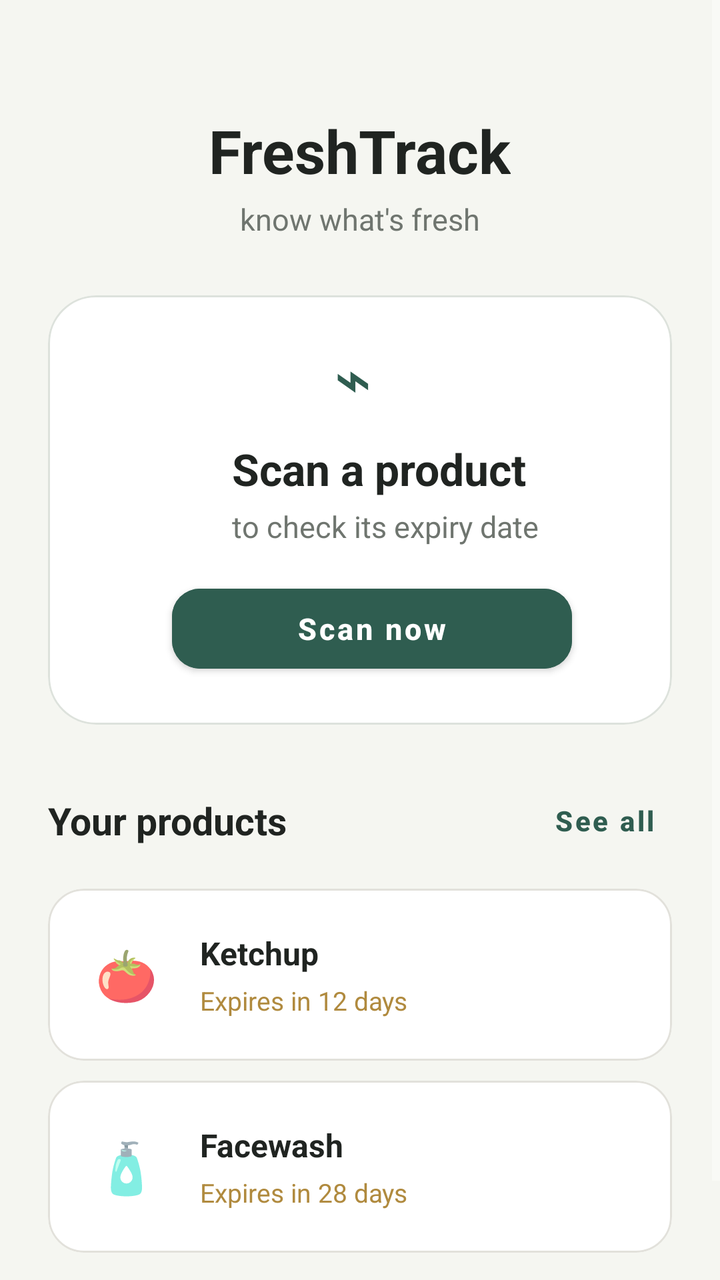
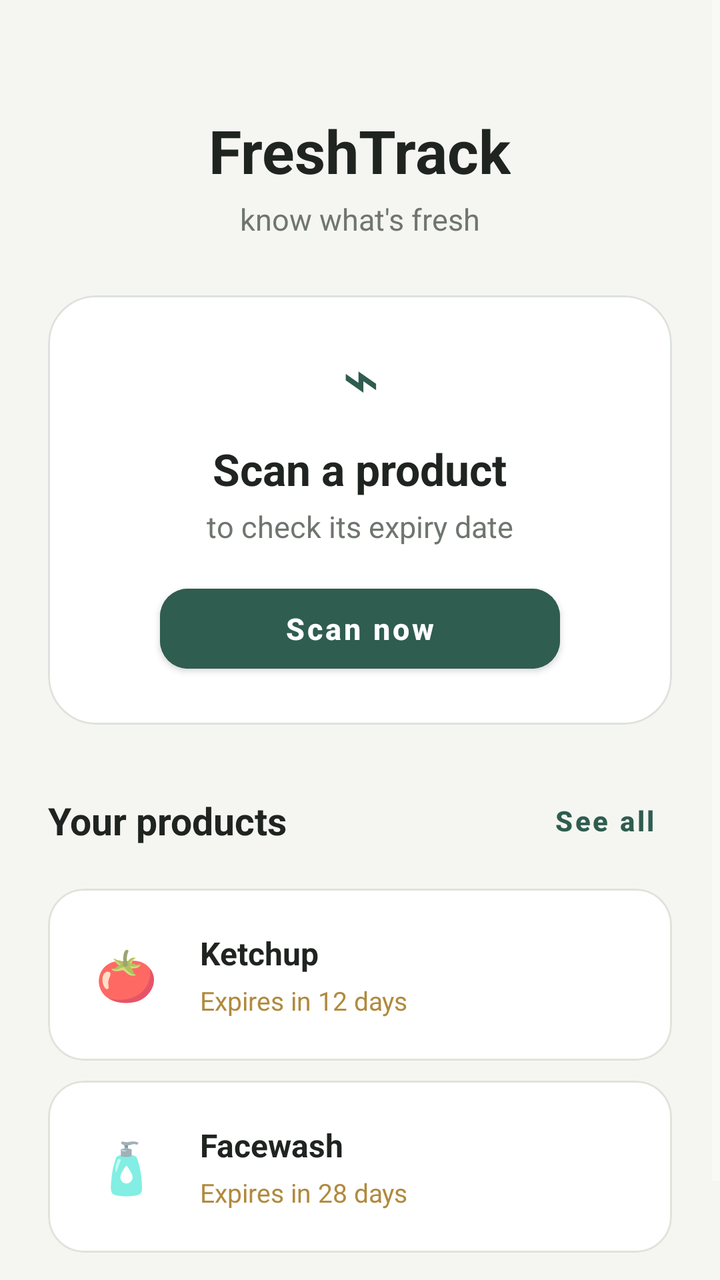

An Android layout rendered at two revisions. The XML below is the earlier revision; the diff shows what the commit changed to produce the second picture.
<!-- AndroidManifest.xml: activity theme Theme.OcrTest -->
<!-- res/layout/activity_main.xml -->
<?xml version="1.0" encoding="utf-8"?>
<ScrollView
    xmlns:android="http://schemas.android.com/apk/res/android"
    xmlns:app="http://schemas.android.com/apk/res-auto"
    android:layout_width="match_parent"
    android:layout_marginStart="10dp"
    android:layout_marginEnd="10dp"
    android:layout_height="match_parent"
    android:background="@color/background_dark"
    android:fillViewport="true">

    <LinearLayout
        android:layout_width="match_parent"
        android:layout_height="wrap_content"
        android:layout_gravity="center_horizontal"
        android:orientation="vertical"
        android:paddingStart="24dp"
        android:paddingTop="55dp"
        android:paddingEnd="24dp"
        android:paddingBottom="32dp">

        
        <TextView
            android:id="@+id/tvAppName"
            android:layout_width="wrap_content"
            android:layout_height="wrap_content"
            android:layout_gravity="center_horizontal"
            android:text="FreshTrack"
            android:textColor="@color/text_primary"
            android:textSize="30sp"
            android:textStyle="bold" />

        
        <TextView
            android:id="@+id/tvSubtitle"
            android:layout_width="wrap_content"
            android:layout_height="wrap_content"
            android:layout_gravity="center_horizontal"
            android:layout_marginTop="4dp"
            android:text="know what's fresh"
            android:textColor="@color/text_secondary"
            android:textSize="15sp" />

        
        <com.google.android.material.card.MaterialCardView
            android:id="@+id/cardScan"
            android:layout_width="match_parent"
            android:layout_height="wrap_content"
            android:layout_marginTop="28dp"
            app:cardBackgroundColor="@color/card_dark"
            app:cardCornerRadius="24dp"
            app:cardElevation="0dp"
            app:strokeColor="@color/border_light"
            app:strokeWidth="1dp">

            <LinearLayout
                android:layout_width="match_parent"
                android:layout_height="wrap_content"
                android:orientation="vertical"
                android:padding="22dp">

                
                <TextView
                    android:layout_width="40dp"
                    android:layout_height="40dp"
                    android:gravity="center"
                    android:text="⌁"
                    android:layout_marginStart="110dp"
                    android:textColor="@color/green_primary"
                    android:textSize="30sp"
                    android:textStyle="bold" />

                
                <TextView
                    android:layout_width="wrap_content"
                    android:layout_height="wrap_content"
                    android:layout_marginTop="10dp"
                    android:text="Scan a product"
                    android:layout_marginStart="70dp"
                    android:layout_marginEnd="10dp"
                    android:textColor="@color/text_primary"
                    android:textSize="22sp"
                    android:textStyle="bold" />

                
                <TextView
                    android:layout_width="wrap_content"
                    android:layout_height="wrap_content"
                    android:layout_marginTop="4dp"
                    android:layout_marginStart="70dp"
                    android:text="to check its expiry date"
                    android:textColor="@color/text_secondary"
                    android:textSize="15sp" />

                
                <com.google.android.material.button.MaterialButton
                    android:id="@+id/btnScanCamera"
                    android:layout_width="200dp"
                    android:layout_height="52dp"
                    android:layout_marginStart="40dp"
                    android:layout_marginEnd="40dp"
                    android:layout_marginTop="15dp"
                    android:text="Scan now"
                    android:textAllCaps="false"
                    android:textColor="@android:color/white"
                    android:textSize="15sp"
                    android:textStyle="bold"
                    android:backgroundTint="@color/green_primary"
                    app:cornerRadius="14dp" />

            </LinearLayout>
        </com.google.android.material.card.MaterialCardView>

        
        <LinearLayout
            android:layout_width="match_parent"
            android:layout_height="wrap_content"
            android:layout_marginTop="28dp"
            android:gravity="center_vertical"
            android:orientation="horizontal">

            <TextView
                android:id="@+id/tvProductsTitle"
                android:layout_width="0dp"
                android:layout_height="wrap_content"
                android:layout_weight="1"
                android:text="Your products"
                android:textColor="@color/text_primary"
                android:textSize="19sp"
                android:textStyle="bold" />

            
            <com.google.android.material.button.MaterialButton
                android:id="@+id/btnMyProducts"
                android:layout_width="wrap_content"
                android:layout_height="40dp"
                android:minWidth="0dp"
                android:minHeight="0dp"
                android:insetTop="0dp"
                android:insetBottom="0dp"
                android:paddingStart="8dp"
                android:paddingEnd="8dp"
                android:text="See all"
                android:textAllCaps="false"
                android:textColor="@color/green_primary"
                android:textSize="14sp"
                android:textStyle="bold"
                android:background="@android:color/transparent"
                app:backgroundTint="@android:color/transparent"
                app:cornerRadius="12dp"
                app:elevation="0dp" />

        </LinearLayout>

        
        <LinearLayout
            android:layout_width="match_parent"
            android:layout_height="wrap_content"
            android:layout_marginTop="14dp"
            android:orientation="vertical">

            
            <com.google.android.material.card.MaterialCardView
                android:id="@+id/cardProductOne"
                android:layout_width="match_parent"
                android:layout_height="86dp"
                android:layout_marginBottom="10dp"
                app:cardBackgroundColor="@color/card_dark"
                app:cardCornerRadius="18dp"
                app:cardElevation="0dp"
                app:strokeColor="#E2E1DB"
                app:strokeWidth="1dp">

                <LinearLayout
                    android:layout_width="match_parent"
                    android:layout_height="match_parent"
                    android:gravity="center_vertical"
                    android:orientation="horizontal"
                    android:paddingStart="16dp"
                    android:paddingEnd="16dp">

                    <TextView
                        android:layout_width="46dp"
                        android:layout_height="46dp"
                        android:gravity="center"
                        android:text="🍅"
                        android:textSize="25sp" />

                <LinearLayout
                    android:layout_width="0dp"
                    android:layout_height="wrap_content"
                    android:layout_weight="1"
                    android:layout_marginStart="14dp"
                    android:orientation="vertical">

                    <TextView
                        android:layout_width="wrap_content"
                        android:layout_height="wrap_content"
                        android:text="Ketchup"
                        android:textColor="@color/text_primary"
                        android:textSize="16sp"
                        android:textStyle="bold" />

                    <TextView
                        android:id="@+id/tvProductOneExpiry"
                        android:layout_width="wrap_content"
                        android:layout_height="wrap_content"
                        android:layout_marginTop="4dp"
                        android:text="Expires in 12 days"
                        android:textColor="@color/warning_amber"
                        android:textSize="13sp" />

                </LinearLayout>
                </LinearLayout>

            </com.google.android.material.card.MaterialCardView>

            
            <com.google.android.material.card.MaterialCardView
                android:id="@+id/cardProductTwo"
                android:layout_width="match_parent"
                android:layout_height="86dp"
                app:cardBackgroundColor="@color/card_dark"
                app:cardCornerRadius="18dp"
                app:cardElevation="0dp"
                app:strokeColor="#E2E1DB"
                app:strokeWidth="1dp">

                <LinearLayout
                    android:layout_width="match_parent"
                    android:layout_height="match_parent"
                    android:gravity="center_vertical"
                    android:orientation="horizontal"
                    android:paddingStart="16dp"
                    android:paddingEnd="16dp">

                    <TextView
                        android:layout_width="46dp"
                        android:layout_height="46dp"
                        android:gravity="center"
                        android:text="🧴"
                        android:textSize="25sp" />

                <LinearLayout
                    android:layout_width="0dp"
                    android:layout_height="wrap_content"
                    android:layout_weight="1"
                    android:layout_marginStart="14dp"
                    android:orientation="vertical">

                    <TextView
                        android:layout_width="wrap_content"
                        android:layout_height="wrap_content"
                        android:text="Facewash"
                        android:textColor="@color/text_primary"
                        android:textSize="16sp"
                        android:textStyle="bold" />

                    <TextView
                        android:id="@+id/tvProductTwoExpiry"
                        android:layout_width="wrap_content"
                        android:layout_height="wrap_content"
                        android:layout_marginTop="4dp"
                        android:text="Expires in 28 days"
                        android:textColor="#B08A3E"
                        android:textSize="13sp" />

                </LinearLayout>
                </LinearLayout>

            </com.google.android.material.card.MaterialCardView>

        </LinearLayout>

        <TextView
            android:id="@+id/tvStatus"
            android:layout_width="match_parent"
            android:layout_height="wrap_content"
            android:layout_marginTop="18dp"
            android:gravity="center"
            android:text=""
            android:textColor="@color/text_secondary"
            android:textSize="13sp" />

    </LinearLayout>
</ScrollView>
<!-- resources referenced by this layout -->
<resources>
  <color name="background_dark">#F5F6F1</color>
  <color name="border_light">#DDE2DC</color>
  <color name="card_dark">#FFFFFF</color>
  <color name="green_primary">#2F5D50</color>
  <color name="text_primary">#202421</color>
  <color name="text_secondary">#6F756F</color>
  <color name="warning_amber">#B08A3E</color>
  <style name="Theme.OcrTest" parent="Theme.MaterialComponents.NoActionBar">
  
          <item name="colorPrimary">@color/green_primary</item>
          <item name="colorPrimaryVariant">@color/green_primary</item>
          <item name="colorOnPrimary">@color/background_dark</item>
          <item name="colorSecondary">@color/green_primary</item>
          <item name="colorSurface">@color/surface_dark</item>
  
          <item name="android:colorBackground">@color/background_dark</item>
          <item name="android:colorAccent">@color/green_primary</item>
  
          <item name="colorOnSurface">@color/text_primary</item>
  
      </style>
  <color name="surface_dark">#ECEFEA</color>
</resources>

<!-- the commit's change to res/layout/activity_main.xml (unified diff, before → after) -->
@@ -59,46 +59,40 @@
                 android:orientation="vertical"
                 android:padding="22dp">
 
-                
                 <TextView
                     android:layout_width="40dp"
                     android:layout_height="40dp"
+                    android:layout_gravity="center_horizontal"
                     android:gravity="center"
                     android:text="⌁"
-                    android:layout_marginStart="110dp"
                     android:textColor="@color/green_primary"
                     android:textSize="30sp"
                     android:textStyle="bold" />
 
-                
                 <TextView
                     android:layout_width="wrap_content"
                     android:layout_height="wrap_content"
+                    android:layout_gravity="center_horizontal"
                     android:layout_marginTop="10dp"
                     android:text="Scan a product"
-                    android:layout_marginStart="70dp"
-                    android:layout_marginEnd="10dp"
                     android:textColor="@color/text_primary"
                     android:textSize="22sp"
                     android:textStyle="bold" />
 
-                
                 <TextView
                     android:layout_width="wrap_content"
                     android:layout_height="wrap_content"
+                    android:layout_gravity="center_horizontal"
                     android:layout_marginTop="4dp"
-                    android:layout_marginStart="70dp"
                     android:text="to check its expiry date"
                     android:textColor="@color/text_secondary"
                     android:textSize="15sp" />
 
-                
                 <com.google.android.material.button.MaterialButton
                     android:id="@+id/btnScanCamera"
                     android:layout_width="200dp"
                     android:layout_height="52dp"
-                    android:layout_marginStart="40dp"
-                    android:layout_marginEnd="40dp"
+                    android:layout_gravity="center_horizontal"
                     android:layout_marginTop="15dp"
                     android:text="Scan now"
                     android:textAllCaps="false"
